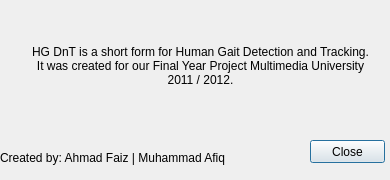
This is forms/about.ui in faizshukri/humantracking as Qt 5 draws it before an edit. The edited form follows.
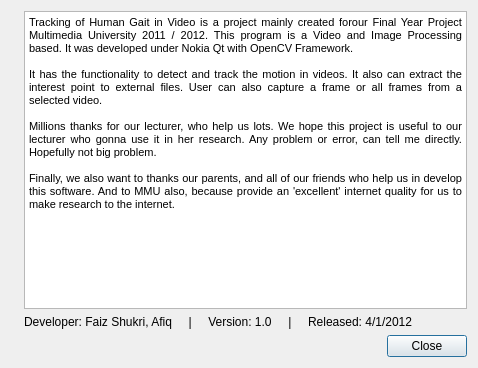
This is the edited form. Icons and pictures are not drawn.

Commit message: New about us, change .txt to .dat dan some bug fixed

```diff
--- a/forms/about.ui
+++ b/forms/about.ui
@@ -6,14 +6,14 @@
    <rect>
     <x>0</x>
     <y>0</y>
-    <width>390</width>
-    <height>180</height>
+    <width>478</width>
+    <height>368</height>
    </rect>
   </property>
   <property name="sizePolicy">
-   <sizepolicy hsizetype="Fixed" vsizetype="Fixed">
-    <horstretch>200</horstretch>
-    <verstretch>200</verstretch>
+   <sizepolicy hsizetype="Expanding" vsizetype="Expanding">
+    <horstretch>0</horstretch>
+    <verstretch>0</verstretch>
    </sizepolicy>
   </property>
   <property name="windowTitle">
@@ -22,51 +22,73 @@
   <property name="sizeGripEnabled">
    <bool>false</bool>
   </property>
-  <widget class="QLabel" name="label">
-   <property name="geometry">
-    <rect>
-     <x>30</x>
-     <y>10</y>
-     <width>341</width>
-     <height>111</height>
-    </rect>
-   </property>
-   <property name="text">
-    <string>HG DnT is a short form for Human Gait Detection and Tracking. It was created for our Final Year Project Multimedia University 2011 / 2012.</string>
-   </property>
-   <property name="alignment">
-    <set>Qt::AlignCenter</set>
-   </property>
-   <property name="wordWrap">
-    <bool>true</bool>
-   </property>
-  </widget>
-  <widget class="QPushButton" name="btnClose">
-   <property name="geometry">
-    <rect>
-     <x>310</x>
-     <y>140</y>
-     <width>75</width>
-     <height>23</height>
-    </rect>
-   </property>
-   <property name="text">
-    <string>Close</string>
-   </property>
-  </widget>
-  <widget class="QLabel" name="label_2">
-   <property name="geometry">
-    <rect>
-     <x>0</x>
-     <y>150</y>
-     <width>231</width>
-     <height>16</height>
-    </rect>
-   </property>
-   <property name="text">
-    <string>Created by: Ahmad Faiz | Muhammad Afiq</string>
-   </property>
-  </widget>
+  <layout class="QHBoxLayout" name="horizontalLayout" stretch="0,0">
+   <item>
+    <widget class="QLabel" name="labelPic">
+     <property name="text">
+      <string/>
+     </property>
+     <property name="pixmap">
+      <pixmap>../images/about.png</pixmap>
+     </property>
+    </widget>
+   </item>
+   <item>
+    <layout class="QVBoxLayout" name="verticalLayout">
+     <item>
+      <widget class="QTextEdit" name="textEdit">
+       <property name="readOnly">
+        <bool>true</bool>
+       </property>
+       <property name="html">
+        <string>&lt;!DOCTYPE HTML PUBLIC &quot;-//W3C//DTD HTML 4.0//EN&quot; &quot;http://www.w3.org/TR/REC-html40/strict.dtd&quot;&gt;
+&lt;html&gt;&lt;head&gt;&lt;meta name=&quot;qrichtext&quot; content=&quot;1&quot; /&gt;&lt;style type=&quot;text/css&quot;&gt;
+p, li { white-space: pre-wrap; }
+&lt;/style&gt;&lt;/head&gt;&lt;body style=&quot; font-family:'MS Shell Dlg 2'; font-size:8.25pt; font-weight:400; font-style:normal;&quot;&gt;
+&lt;p align=&quot;justify&quot; style=&quot; margin-top:0px; margin-bottom:0px; margin-left:0px; margin-right:0px; -qt-block-indent:0; text-indent:0px;&quot;&gt;&lt;span style=&quot; font-size:8pt;&quot;&gt;Tracking of Human Gait in Video is a project mainly created forour Final Year Project Multimedia University 2011 / 2012. This program is a Video and Image Processing based. It was developed under Nokia Qt with OpenCV Framework.&lt;/span&gt;&lt;/p&gt;
+&lt;p align=&quot;justify&quot; style=&quot;-qt-paragraph-type:empty; margin-top:0px; margin-bottom:0px; margin-left:0px; margin-right:0px; -qt-block-indent:0; text-indent:0px; font-size:8pt;&quot;&gt;&lt;/p&gt;
+&lt;p align=&quot;justify&quot; style=&quot; margin-top:0px; margin-bottom:0px; margin-left:0px; margin-right:0px; -qt-block-indent:0; text-indent:0px;&quot;&gt;&lt;span style=&quot; font-size:8pt;&quot;&gt;It has the functionality to detect and track the motion in videos. It also can extract the interest point to external files. User can also capture a frame or all frames from a selected video.&lt;/span&gt;&lt;/p&gt;
+&lt;p align=&quot;justify&quot; style=&quot;-qt-paragraph-type:empty; margin-top:0px; margin-bottom:0px; margin-left:0px; margin-right:0px; -qt-block-indent:0; text-indent:0px; font-size:8pt;&quot;&gt;&lt;/p&gt;
+&lt;p align=&quot;justify&quot; style=&quot; margin-top:0px; margin-bottom:0px; margin-left:0px; margin-right:0px; -qt-block-indent:0; text-indent:0px;&quot;&gt;&lt;span style=&quot; font-size:8pt;&quot;&gt;Millions thanks for our lecturer, who help us lots. We hope this project is useful to our lecturer who gonna use it in her research. Any problem or error, can tell me directly. Hopefully not big problem.&lt;/span&gt;&lt;/p&gt;
+&lt;p align=&quot;justify&quot; style=&quot;-qt-paragraph-type:empty; margin-top:0px; margin-bottom:0px; margin-left:0px; margin-right:0px; -qt-block-indent:0; text-indent:0px; font-size:8pt;&quot;&gt;&lt;/p&gt;
+&lt;p align=&quot;justify&quot; style=&quot; margin-top:0px; margin-bottom:0px; margin-left:0px; margin-right:0px; -qt-block-indent:0; text-indent:0px;&quot;&gt;&lt;span style=&quot; font-size:8pt;&quot;&gt;Finally, we also want to thanks our parents, and all of our friends who help us in develop this software. And to MMU also, because provide an 'excellent' internet quality for us to make research to the internet.&lt;/span&gt;&lt;/p&gt;&lt;/body&gt;&lt;/html&gt;</string>
+       </property>
+      </widget>
+     </item>
+     <item>
+      <widget class="QLabel" name="label_2">
+       <property name="text">
+        <string>Developer: Faiz Shukri, Afiq     |     Version: 1.0     |     Released: 4/1/2012</string>
+       </property>
+      </widget>
+     </item>
+     <item>
+      <layout class="QHBoxLayout" name="horizontalLayout_2">
+       <item>
+        <spacer name="horizontalSpacer">
+         <property name="orientation">
+          <enum>Qt::Horizontal</enum>
+         </property>
+         <property name="sizeHint" stdset="0">
+          <size>
+           <width>40</width>
+           <height>20</height>
+          </size>
+         </property>
+        </spacer>
+       </item>
+       <item>
+        <widget class="QPushButton" name="btnClose">
+         <property name="text">
+          <string>Close</string>
+         </property>
+        </widget>
+       </item>
+      </layout>
+     </item>
+    </layout>
+   </item>
+  </layout>
  </widget>
  <resources/>
  <connections/>
```
The commit also changes 8 other files.
